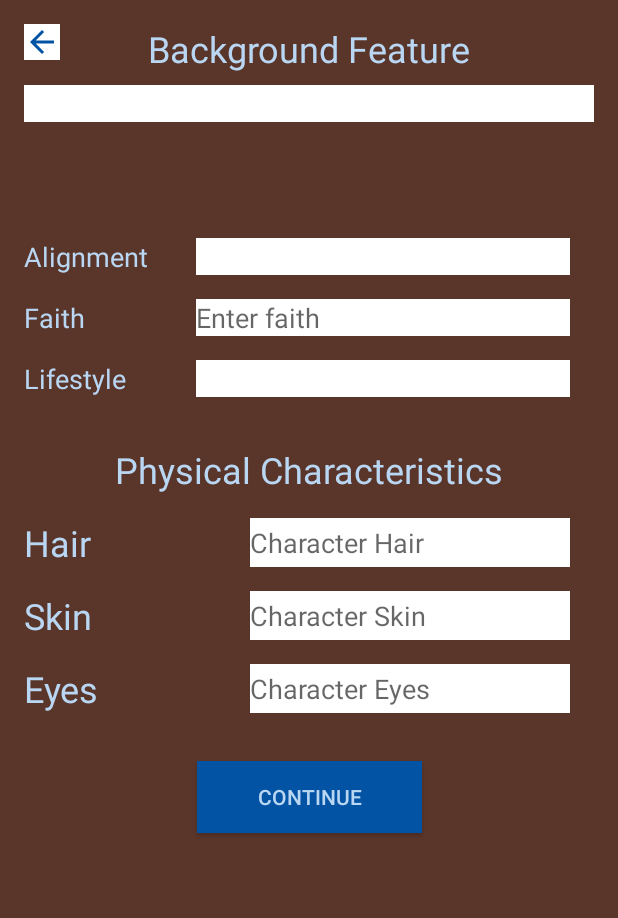
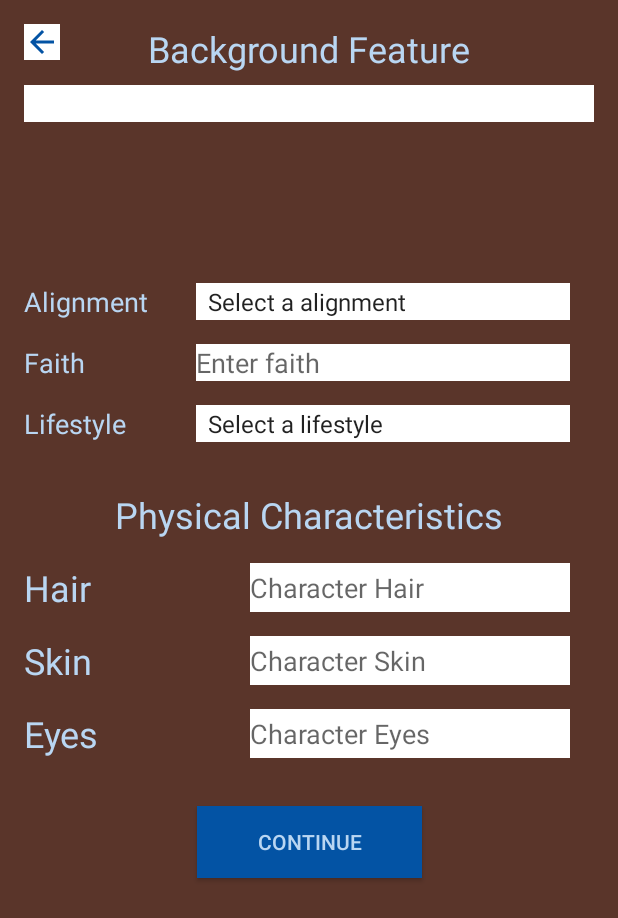
Before and after one commit to NPDoiron/Project-and-Portfolio-6, an Android app: the layout manual_screen_four.xml on its own in the app's theme, with its tools: preview values and no code run, on a phone screen of 412 x 824 dp. Shown: the top 918 px of the screen. Run offline under Robolectric (Android 15) with nearby library versions, the phone set to English and light mode, and no system bars; Roboto replaces fonts that are not available here.

Commit message:
Finish: finished manual creation and storage

```diff
--- a/DungeonsandDragonsTraven/app/src/main/java/com/example/dungeonsanddragonstraven/CharacterCreateBtnFrag.java
+++ b/DungeonsandDragonsTraven/app/src/main/java/com/example/dungeonsanddragonstraven/CharacterCreateBtnFrag.java
@@ -57,7 +57,7 @@ public class CharacterCreateBtnFrag extends Fragment {
                null, 0, 0, 0, 0, 0, 0, null,
                null, null, null, null,null, null,
                null, null, null, null, null, null, null, null, null,
-               null);
+               null, null);
        return newCharacter;
     }
 }
--- a/DungeonsandDragonsTraven/app/src/main/res/layout/manual_screen_four.xml
+++ b/DungeonsandDragonsTraven/app/src/main/res/layout/manual_screen_four.xml
@@ -9,7 +9,7 @@
     android:orientation="vertical">
 
     <TextView
-        android:id="@+id/textView"
+        android:id="@+id/titleTextScreenFour"
         android:layout_width="wrap_content"
         android:layout_height="wrap_content"
         android:layout_marginTop="16dp"
@@ -23,13 +23,13 @@
     <ScrollView
         android:id="@+id/scrollView5"
         android:layout_width="match_parent"
-        android:layout_height="70dp"
+        android:layout_height="100dp"
         android:layout_marginStart="16dp"
         android:layout_marginTop="8dp"
         android:layout_marginEnd="16dp"
         app:layout_constraintEnd_toEndOf="parent"
         app:layout_constraintStart_toStartOf="parent"
-        app:layout_constraintTop_toBottomOf="@+id/textView">
+        app:layout_constraintTop_toBottomOf="@+id/titleTextScreenFour">
 
         <LinearLayout
             android:layout_width="match_parent"
@@ -83,30 +83,32 @@
         app:layout_constraintTop_toBottomOf="@+id/alignmentTitle" />
 
     <Spinner
-        android:id="@+id/spinner"
+        android:id="@+id/alignmentSpinner"
         android:layout_width="0dp"
         android:layout_height="0dp"
         android:layout_marginStart="32dp"
         android:layout_marginEnd="32dp"
         android:background="@android:color/white"
+        android:entries="@array/all_alignments"
         app:layout_constraintBottom_toBottomOf="@+id/alignmentTitle"
         app:layout_constraintEnd_toEndOf="parent"
         app:layout_constraintStart_toEndOf="@+id/alignmentTitle"
         app:layout_constraintTop_toTopOf="@+id/alignmentTitle" />
 
     <Spinner
-        android:id="@+id/spinner2"
+        android:id="@+id/lifeStyleSpinner"
         android:layout_width="0dp"
         android:layout_height="0dp"
         android:layout_marginEnd="32dp"
         android:background="@android:color/white"
+        android:entries="@array/all_lifestyles"
         app:layout_constraintBottom_toBottomOf="@+id/lifeStyleTitle"
         app:layout_constraintEnd_toEndOf="parent"
-        app:layout_constraintStart_toStartOf="@+id/spinner"
+        app:layout_constraintStart_toStartOf="@+id/alignmentSpinner"
         app:layout_constraintTop_toTopOf="@+id/lifeStyleTitle" />
 
     <EditText
-        android:id="@+id/editText"
+        android:id="@+id/faithEdit"
         android:layout_width="0dp"
         android:layout_height="0dp"
         android:background="@android:color/white"
@@ -114,8 +116,8 @@
         android:hint="@string/enter_faith"
         android:inputType="textPersonName"
         app:layout_constraintBottom_toBottomOf="@+id/faithTitle"
-        app:layout_constraintEnd_toEndOf="@+id/spinner"
-        app:layout_constraintStart_toStartOf="@+id/spinner"
+        app:layout_constraintEnd_toEndOf="@+id/alignmentSpinner"
+        app:layout_constraintStart_toStartOf="@+id/alignmentSpinner"
         app:layout_constraintTop_toTopOf="@+id/faithTitle"
         android:importantForAutofill="no" />
 
@@ -124,12 +126,12 @@
         android:layout_width="wrap_content"
         android:layout_height="wrap_content"
         android:layout_marginTop="32dp"
-        android:text="Physical Characteristics"
+        android:text="@string/physical_characteristics"
         android:textColor="#B9D6F2"
         android:textSize="24sp"
         app:layout_constraintEnd_toEndOf="parent"
         app:layout_constraintStart_toStartOf="parent"
-        app:layout_constraintTop_toBottomOf="@+id/spinner2" />
+        app:layout_constraintTop_toBottomOf="@+id/lifeStyleSpinner" />
 
     <TextView
         android:id="@+id/textView7"
@@ -137,7 +139,7 @@
         android:layout_height="wrap_content"
         android:layout_marginStart="16dp"
         android:layout_marginTop="16dp"
-        android:text="Hair"
+        android:text="@string/hair"
         android:textColor="#B9D6F2"
         android:textSize="24sp"
         app:layout_constraintStart_toStartOf="parent"
@@ -148,7 +150,7 @@
         android:layout_width="wrap_content"
         android:layout_height="wrap_content"
         android:layout_marginTop="16dp"
-        android:text="Skin"
+        android:text="@string/skin"
         android:textColor="#B9D6F2"
         android:textSize="24sp"
         app:layout_constraintStart_toStartOf="@+id/textView7"
@@ -159,51 +161,54 @@
         android:layout_width="wrap_content"
         android:layout_height="wrap_content"
         android:layout_marginTop="16dp"
-        android:text="Eyes"
+        android:text="@string/eyes"
         android:textColor="#B9D6F2"
         android:textSize="24sp"
         app:layout_constraintStart_toStartOf="@+id/textView8"
         app:layout_constraintTop_toBottomOf="@+id/textView8" />
 
     <EditText
-        android:id="@+id/editText2"
+        android:id="@+id/hairEdit"
         android:layout_width="wrap_content"
         android:layout_height="0dp"
         android:layout_marginEnd="32dp"
         android:background="@android:color/white"
         android:ems="10"
-        android:hint="Character Hair"
+        android:hint="@string/character_hair"
         android:inputType="textPersonName"
         android:textSize="18sp"
         app:layout_constraintBottom_toBottomOf="@+id/textView7"
         app:layout_constraintEnd_toEndOf="parent"
-        app:layout_constraintTop_toTopOf="@+id/textView7" />
+        app:layout_constraintTop_toTopOf="@+id/textView7"
+        android:importantForAutofill="no" />
 
     <EditText
-        android:id="@+id/editText3"
+        android:id="@+id/skinEdit"
         android:layout_width="wrap_content"
         android:layout_height="0dp"
         android:layout_marginEnd="32dp"
         android:background="@android:color/white"
         android:ems="10"
-        android:hint="Character Skin"
+        android:hint="@string/character_skin"
         android:inputType="textPersonName"
         app:layout_constraintBottom_toBottomOf="@+id/textView8"
         app:layout_constraintEnd_toEndOf="parent"
-        app:layout_constraintTop_toTopOf="@+id/textView8" />
+        app:layout_constraintTop_toTopOf="@+id/textView8"
+        android:importantForAutofill="no" />
 
     <EditText
-        android:id="@+id/editText4"
+        android:id="@+id/eyesEdit"
         android:layout_width="wrap_content"
         android:layout_height="0dp"
         android:layout_marginEnd="32dp"
         android:background="@android:color/white"
         android:ems="10"
-        android:hint="Character Eyes"
+        android:hint="@string/character_eyes"
         android:inputType="textPersonName"
         app:layout_constraintBottom_toBottomOf="@+id/textView9"
         app:layout_constraintEnd_toEndOf="parent"
-        app:layout_constraintTop_toTopOf="@+id/textView9" />
+        app:layout_constraintTop_toTopOf="@+id/textView9"
+        android:importantForAutofill="no" />
 
     <Button
         android:id="@+id/continueBtnScreenFive"
@@ -215,15 +220,16 @@
         android:textColor="#B9D6F2"
         app:layout_constraintEnd_toEndOf="parent"
         app:layout_constraintStart_toStartOf="parent"
-        app:layout_constraintTop_toBottomOf="@+id/editText4" />
+        app:layout_constraintTop_toBottomOf="@+id/eyesEdit" />
 
     <ImageView
-        android:id="@+id/imageView"
+        android:id="@+id/backBtnScreenFour"
         android:layout_width="wrap_content"
         android:layout_height="wrap_content"
         android:layout_marginStart="16dp"
         android:layout_marginTop="16dp"
         android:background="@android:color/white"
+        android:contentDescription="@string/back_button"
         app:layout_constraintStart_toStartOf="parent"
         app:layout_constraintTop_toTopOf="parent"
         app:srcCompat="@drawable/ic_arrow_back24dp" />
--- a/DungeonsandDragonsTraven/app/src/main/res/values/strings.xml
+++ b/DungeonsandDragonsTraven/app/src/main/res/values/strings.xml
@@ -49,6 +49,14 @@
     <string name="character_s_name">Character\'s Name</string>
     <string name="create_character">Create Character</string>
     <string name="generate_name">Generate Name</string>
+    <string name="other_proficiencies">Other Proficiencies</string>
+    <string name="physical_characteristics">Physical Characteristics</string>
+    <string name="hair">Hair</string>
+    <string name="skin">Skin</string>
+    <string name="eyes">Eyes</string>
+    <string name="character_hair">Character Hair</string>
+    <string name="character_skin">Character Skin</string>
+    <string name="character_eyes">Character Eyes</string>
 
     <string-array name="all_races">
         <item>Select a race.</item>
@@ -66,7 +74,7 @@
         <item>Deep Gnome</item>
         <item>Rock Gnome</item>
         <item>Goliath</item>
-        <item>High-Elf</item>
+        <item>Half-Elf</item>
         <item>Half-Orc</item>
         <item>Human</item>
         <item>Lightfoot Halfling</item>
@@ -139,4 +147,79 @@
         <item>Undercommon</item>
         <item>Vedalken</item>
     </string-array>
+
+    <string-array name="artisan_tools">
+        <item>Select a art</item>
+        <item>Alchemist’s supplies</item>
+        <item>Brewer’s supplies</item>
+        <item>Carpenter’s tools</item>
+        <item>Cartographer’s tools</item>
+        <item>Cobbler’s tools</item>
+        <item>Cook’s utensils</item>
+        <item>Glassblower’s tools</item>
+        <item>Jeweler’s tools</item>
+        <item>Leatherworker’s tools</item>
+        <item>Mason’s tools</item>
+        <item>Painter’s supplies</item>
+        <item>Potter’s tools</item>
+        <item>Smith’s tools</item>
+        <item>Tinker’s tools</item>
+        <item>Weaver’s tools</item>
+        <item>Woodcarver’s tools</item>
+    </string-array>
+
+    <string-array name="exotic_languages">
+        <item>Select exotic language</item>
+        <item>Abyssal</item>
+        <item>Celestial</item>
+        <item>Deep Speech</item>
+        <item>Draconic</item>
+        <item>Infernal</item>
+        <item>Primordial</item>
+        <item>Undercommon</item>
+    </string-array>
+
+    <string-array name="game_set">
+        <item>Select a game set</item>
+        <item>Dice</item>
+        <item>Dragonchess</item>
+        <item>Playing cards</item>
+        <item>Three-Dragon Ante</item>
+    </string-array>
+
+    <string-array name="thieve_tool">
+        <item>Thieves Tools</item>
+    </string-array>
+
+    <string-array name="vehicles">
+        <item>Vehicles (Land)</item>
+    </string-array>
+
+    <string-array name="nothing">
+        <item>None</item>
+    </string-array>
+
+    <string-array name="all_alignments">
+        <item>Select a alignment</item>
+        <item>Chaotic Evil</item>
+        <item>Chaotic Good</item>
+        <item>Chaotic Neutral</item>
+        <item>Lawful Evil</item>
+        <item>Lawful Good</item>
+        <item>Lawful Neutral</item>
+        <item>Neutral</item>
+        <item>Neutral Evil</item>
+        <item>Neutral Good</item>
+    </string-array>
+
+    <string-array name="all_lifestyles">
+        <item>Select a lifestyle</item>
+        <item>Wretched</item>
+        <item>Squalid</item>
+        <item>Poor</item>
+        <item>Modest</item>
+        <item>Comfortable</item>
+        <item>Wealthy</item>
+        <item>Aristocratic</item>
+    </string-array>
 </resources>
```
Also changed, not shown: DungeonsandDragonsTraven/app/src/main/java/com/example/dungeonsanddragonstraven/Character.java (+11 -5 lines), DungeonsandDragonsTraven/app/src/main/java/com/example/dungeonsanddragonstraven/character_creation_manual_screens/ManualScreenFive.java (+64 -1 lines), DungeonsandDragonsTraven/app/src/main/java/com/example/dungeonsanddragonstraven/character_creation_manual_screens/ManualScreenFour.java (+96 -2 lines), DungeonsandDragonsTraven/app/src/main/java/com/example/dungeonsanddragonstraven/character_creation_manual_screens/ManualScreenThree.java (+194 -2 lines), DungeonsandDragonsTraven/app/src/main/java/com/example/dungeonsanddragonstraven/character_creation_manual_screens/ManualScreenTwo.java (+49 -19 lines), DungeonsandDragonsTraven/app/src/main/res/layout/manual_screen_five.xml (+22 -11 lines), DungeonsandDragonsTraven/app/src/main/res/layout/manual_screen_three.xml (+4 -3 lines), 409 other files.
